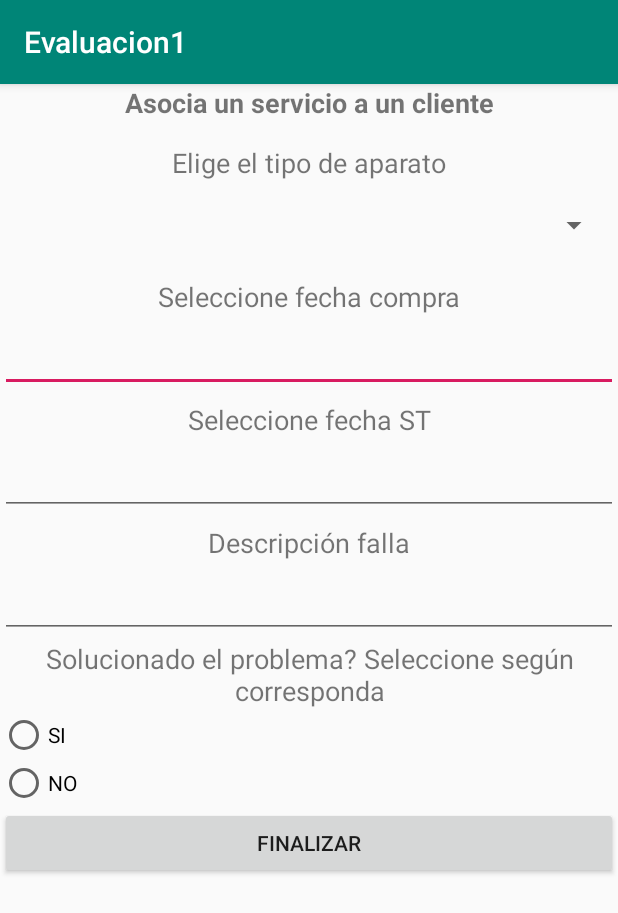
After one commit to catapim/evaluacion1, an Android app: the ServicioActivity screen opened directly, with no data from a screen before it, on a phone screen of 412 x 824 dp. The commit adds this screen. Shown: the top 913 px of the screen. Run offline under Robolectric (Android 15) with nearby library versions, the phone set to English and light mode, and no system bars.

Commit message:
nuevo activity
ahora hay un activity solo para asociar ST a los clientes en vez de asociar ST al registrarlos

```diff
--- a/app/src/main/AndroidManifest.xml
+++ b/app/src/main/AndroidManifest.xml
@@ -25,6 +25,8 @@
         </activity>
         <activity android:name=".Detalles">
         </activity>
+        <activity android:name=".ServicioActivity">
+        </activity>
     </application>
 
 </manifest>
--- a/app/src/main/java/evaluacion1/evaluacion1/Cliente.kt
+++ b/app/src/main/java/evaluacion1/evaluacion1/Cliente.kt
@@ -1,4 +1,9 @@
 package evaluacion1.evaluacion1
 
-class Cliente (var nombre: String, var apellido:String){
+class Cliente (var nombre: String,
+               var apellido:String,
+               var rut: Int,
+               var comuna: String,
+               var direccion: String
+){
 }
--- /dev/null
+++ b/app/src/main/java/evaluacion1/evaluacion1/ClienteAdapter.kt
@@ -0,0 +1,23 @@
+package evaluacion1.evaluacion1
+
+import android.content.Context
+import android.view.LayoutInflater
+import android.view.View
+import android.view.ViewGroup
+import android.widget.ArrayAdapter
+import android.widget.TextView
+
+class ClienteAdapter(var miContexto: Context,
+                     var miRecurso:Int,
+                     var miLista:ArrayList<Cliente>) : ArrayAdapter<Cliente>(miContexto,miRecurso,miLista) {
+
+                        override fun getView(position: Int, converView: View?, parent: ViewGroup?): View {
+                            val item: View = LayoutInflater.from(miContexto).inflate(miRecurso,null)
+                            val nombre: TextView = item.findViewById(R.id.inNombre)
+                            val apellido: TextView = item.findViewById(R.id.inApellido)
+                            val persona:Cliente=miLista[position]
+                            nombre.text =persona.nombre
+                            apellido.text=persona.apellido
+                            return item
+                        }
+                    }
--- a/app/src/main/java/evaluacion1/evaluacion1/Listar.kt
+++ b/app/src/main/java/evaluacion1/evaluacion1/Listar.kt
@@ -32,17 +32,7 @@ class Listar : AppCompatActivity() {
         //ahora se le dice a LISTVIEW del xml que adaptador usar, mediante su ID
         lvEj.adapter = adaptador*/
 
-        class CustomAdapter (var miContexto: Context, var miRecurso:Int, var miLista:ArrayList<Cliente>) : ArrayAdapter<Cliente>(miContexto,miRecurso,miLista) {
-            override fun getView(position: Int, converView: View?, parent: ViewGroup?): View {
-                val item:View = LayoutInflater.from(miContexto).inflate(miRecurso,null)
-                val nombre:TextView = item.findViewById(R.id.inNombre)
-                val apellido:TextView = item.findViewById(R.id.inApellido)
-                val persona:Cliente=miLista[position]
-                nombre.text =persona.nombre
-                apellido.text=persona.apellido
-                return item
-            }
-        }
+
 
         val listado : ListView = findViewById(R.id.lvEj)
 
--- a/app/src/main/java/evaluacion1/evaluacion1/MainActivity.kt
+++ b/app/src/main/java/evaluacion1/evaluacion1/MainActivity.kt
@@ -22,10 +22,6 @@ class MainActivity : AppCompatActivity(), NavigationView.OnNavigationItemSelecte
         setContentView(R.layout.activity_main)
         setSupportActionBar(toolbar)
 
-        //fab.setOnClickListener { view ->
-        //    Snackbar.make(view, "Replace with your own action", Snackbar.LENGTH_LONG)
-        //            .setAction("Action", null).show()
-        //}
 
         val toggle = ActionBarDrawerToggle(
                 this, drawer_layout, toolbar, R.string.navigation_drawer_open, R.string.navigation_drawer_close)
--- a/app/src/main/java/evaluacion1/evaluacion1/Registro.kt
+++ b/app/src/main/java/evaluacion1/evaluacion1/Registro.kt
@@ -20,35 +20,6 @@ class Registro : AppCompatActivity() {
         super.onCreate(savedInstanceState)
         setContentView(R.layout.activity_registro)
 
-        //llenando spinner con strings en arraylist
-        var spinnerArticulos:ArrayList<String> = ArrayList()
-            spinnerArticulos.add("")
-            spinnerArticulos.add("PC")
-            spinnerArticulos.add("Tablet")
-            spinnerArticulos.add("Laptop")
-            spinnerArticulos.add("Celular")
-            spinnerArticulos.add("Tablet")
-            spinnerArticulos.add("Impresora")
-
-        spAparatos.adapter = ArrayAdapter<String>(this,android.R.layout.simple_list_item_1,spinnerArticulos)
-
-
-        //programando qué hace el spinner si se selecciona algo
-        spAparatos.onItemSelectedListener = object : AdapterView.OnItemSelectedListener{
-            override fun onNothingSelected(parent: AdapterView<*>?) {
-            }
-
-            override fun onItemSelected(parent: AdapterView<*>?, view: View?, position: Int, id: Long) {
-                var valor = spAparatos.selectedItem.toString()
-                if (valor != "") {
-                    Toast.makeText(this@Registro, valor, Toast.LENGTH_SHORT).show()
-                }
-                //intent para guardar seleccion de spinner
-                val intentArticulo = Intent(this@Registro,Listar::class.java )
-            }
-
-        }
-
         //guardando inputs de Registro.kt
         var getRut = inRut.text.toString()
         var getNombre = inNombre.text.toString()
@@ -59,9 +30,7 @@ class Registro : AppCompatActivity() {
         var buttonGuardar = btnGuardar.setOnClickListener{
             var rutIntento = Intent(this,Listar::class.java)
             rutIntento.putExtra("msgRut",getRut)
-
         }
-
 
         //haciendo los intents
         var inNom  = Intent(this,Listar::class.java)
@@ -74,9 +43,5 @@ class Registro : AppCompatActivity() {
 
         var inDire= Intent(this,Listar::class.java)
         inDire.putExtra("msgDire",getDireccion)
-
-
-
-
     }
 }
--- /dev/null
+++ b/app/src/main/java/evaluacion1/evaluacion1/ServicioActivity.kt
@@ -0,0 +1,49 @@
+package evaluacion1.evaluacion1
+
+import android.content.Intent
+import android.support.v7.app.AppCompatActivity
+import android.os.Bundle
+import android.view.View
+import android.widget.Toast
+import evaluacion1.evaluacion1.R.id.spAparatos
+import android.widget.AdapterView
+import android.widget.ArrayAdapter
+import kotlinx.android.synthetic.main.activity_servicio.*
+
+
+class ServicioActivity : AppCompatActivity() {
+
+    override fun onCreate(savedInstanceState: Bundle?) {
+        super.onCreate(savedInstanceState)
+        setContentView(R.layout.activity_servicio)
+
+        //llenando spinner con strings en arraylist
+        var spinnerArticulos:ArrayList<String> = ArrayList()
+        spinnerArticulos.add("")
+        spinnerArticulos.add("PC")
+        spinnerArticulos.add("Tablet")
+        spinnerArticulos.add("Laptop")
+        spinnerArticulos.add("Celular")
+        spinnerArticulos.add("Tablet")
+        spinnerArticulos.add("Impresora")
+
+
+
+        spAparatos.adapter = ArrayAdapter<String>(this,android.R.layout.simple_list_item_1,spinnerArticulos)
+
+        //programando qué hace el spinner si se selecciona algo
+        spAparatos.onItemSelectedListener = object : AdapterView.OnItemSelectedListener{
+            override fun onNothingSelected(parent: AdapterView<*>?) {
+            }
+            override fun onItemSelected(parent: AdapterView<*>?, view: View?, position: Int, id: Long) {
+                var valor = spAparatos.selectedItem.toString()
+                if (valor != "") {
+                    Toast.makeText(this@ServicioActivity, valor, Toast.LENGTH_SHORT).show()
+                }
+                //intent para guardar seleccion de spinner
+                val intentArticulo = Intent(this@ServicioActivity,Listar::class.java )
+            }
+        }
+
+    }
+}
--- a/app/src/main/res/layout/activity_listar.xml
+++ b/app/src/main/res/layout/activity_listar.xml
@@ -8,10 +8,16 @@
         tools:context=".Listar" android:orientation="vertical">
 
     <TextView
-            android:text="Listar clientes"
+            android:text="Este es tu listado de clientes"
             android:layout_width="match_parent"
-            android:layout_height="wrap_content" android:id="@+id/titleListar" android:textAlignment="center"
+            android:layout_height="wrap_content" android:id="@+id/txtListar" android:textAlignment="center"
             android:textSize="24sp"/>
+    <TextView
+            android:text="Elige a cada uno si necesitas realizar alguna acción en él"
+            android:layout_width="match_parent"
+            android:layout_height="wrap_content" android:id="@+id/pListar" android:textAlignment="center"
+            android:layout_marginLeft="50dp" android:layout_marginRight="50dp" android:layout_marginTop="15dp"
+            android:textSize="18sp" android:textStyle="italic" android:layout_marginBottom="15dp"/>
     <ListView
             android:layout_width="match_parent"
             android:layout_height="match_parent" android:id="@+id/lvEj"/>
--- a/app/src/main/res/layout/activity_registro.xml
+++ b/app/src/main/res/layout/activity_registro.xml
@@ -45,16 +45,8 @@
                 android:inputType="textPersonName"
                 android:ems="10"
                 android:id="@+id/inDireccion" android:layout_margin="4dp" android:hint="Direccion"/>
-        <TextView
-                android:text="Seleccione aparato"
-                android:layout_width="match_parent"
-                android:layout_height="wrap_content" android:id="@+id/titleAparato" android:textSize="18sp"
-                android:textAlignment="center" android:layout_marginTop="10dp"/>
-        <Spinner
-                android:layout_width="match_parent"
-                android:layout_height="wrap_content" android:id="@+id/spAparatos" android:layout_margin="5dp"/>
         <Button
-                android:text="Guardar y continuar"
+                android:text="Registrar cliente"
                 android:layout_width="match_parent"
                 android:layout_height="wrap_content" android:id="@+id/btnGuardar"/>
     </LinearLayout>
--- /dev/null
+++ b/app/src/main/res/layout/activity_servicio.xml
@@ -0,0 +1,85 @@
+<?xml version="1.0" encoding="utf-8"?>
+<LinearLayout
+        xmlns:android="http://schemas.android.com/apk/res/android"
+        xmlns:tools="http://schemas.android.com/tools"
+        xmlns:app="http://schemas.android.com/apk/res-auto"
+        android:layout_width="match_parent"
+        android:layout_height="match_parent"
+        tools:context=".ServicioActivity" android:orientation="vertical" android:id="@+id/layServicio">
+
+    <TextView
+            android:text="Asocia un servicio a un cliente"
+            android:layout_width="match_parent"
+            android:layout_height="wrap_content" android:id="@+id/txtServicio" android:textSize="18sp"
+            android:textAlignment="center" android:textStyle="bold" android:textAllCaps="false"/>
+    <TextView
+            android:text="Elige el tipo de aparato"
+            android:layout_width="match_parent"
+            android:layout_height="wrap_content" android:id="@+id/txtAparatos" android:layout_weight="0"
+            android:textAlignment="center" android:layout_marginTop="15dp" android:textSize="18sp"/>
+    <Spinner
+            android:layout_width="match_parent"
+            android:layout_height="wrap_content" android:id="@+id/spAparatos" android:layout_margin="5dp"/>
+    <TextView
+            android:text="Seleccione fecha compra"
+            android:layout_width="match_parent"
+            android:layout_height="wrap_content" android:id="@+id/titleCompra2"
+            android:textAlignment="center"
+            android:textSize="18sp" android:layout_margin="6dp"/>
+    <EditText
+            android:layout_width="match_parent"
+            android:layout_height="wrap_content"
+            android:inputType="date"
+            android:ems="10"
+            android:id="@+id/selectFechaCompra2"/>
+    <TextView
+            android:text="Seleccione fecha ST"
+            android:layout_width="match_parent"
+            android:layout_height="wrap_content" android:id="@+id/titleFechaServicio2"
+            android:textAlignment="center"
+            android:textSize="18sp" android:layout_margin="6dp"/>
+    <EditText
+            android:layout_width="match_parent"
+            android:layout_height="wrap_content"
+            android:inputType="date"
+            android:ems="10"
+            android:id="@+id/selectST2"/>
+    <TextView
+            android:text="Descripción falla"
+            android:layout_width="match_parent"
+            android:layout_height="wrap_content" android:id="@+id/titleDescripcion2" android:textAlignment="center"
+            android:textSize="18sp" android:layout_margin="6dp"/>
+    <EditText
+            android:layout_width="match_parent"
+            android:layout_height="wrap_content"
+            android:inputType="textPersonName"
+            android:ems="10"
+            android:id="@+id/txtDescripcion2"/>
+    <LinearLayout
+            android:orientation="vertical"
+            android:layout_width="match_parent"
+            android:layout_height="wrap_content">
+        <TextView
+                android:text="Solucionado el problema? Seleccione según corresponda"
+                android:layout_width="match_parent"
+                android:layout_height="wrap_content" android:id="@+id/titleSolucion" android:layout_weight="0"
+                android:textAlignment="center" android:textSize="18sp" android:layout_margin="1dp"
+                android:layout_marginTop="6dp"/>
+        <RadioGroup
+                android:layout_width="324dp"
+                android:layout_height="wrap_content">
+            <RadioButton
+                    android:text="SI"
+                    android:layout_width="wrap_content"
+                    android:layout_height="wrap_content" android:id="@+id/radioButton" android:layout_weight="1"/>
+            <RadioButton
+                    android:text="NO"
+                    android:layout_width="wrap_content"
+                    android:layout_height="wrap_content" android:id="@+id/radioButton2" android:layout_weight="1"/>
+        </RadioGroup>
+    </LinearLayout>
+    <Button
+            android:text="Finalizar"
+            android:layout_width="match_parent"
+            android:layout_height="wrap_content" android:id="@+id/btnFinalizar2"/>
+</LinearLayout>
```
